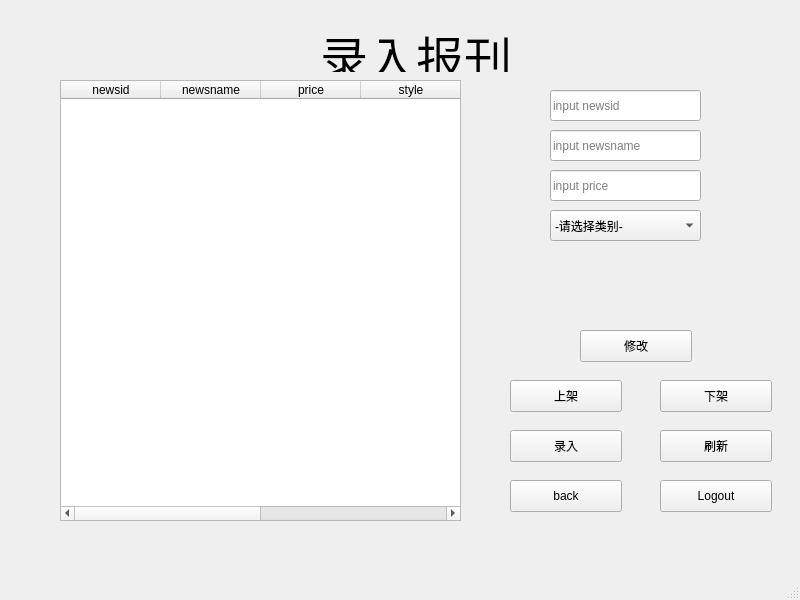
Qt form View/RootInsertWindow.ui (drkying/ruanshe3) before a commit.
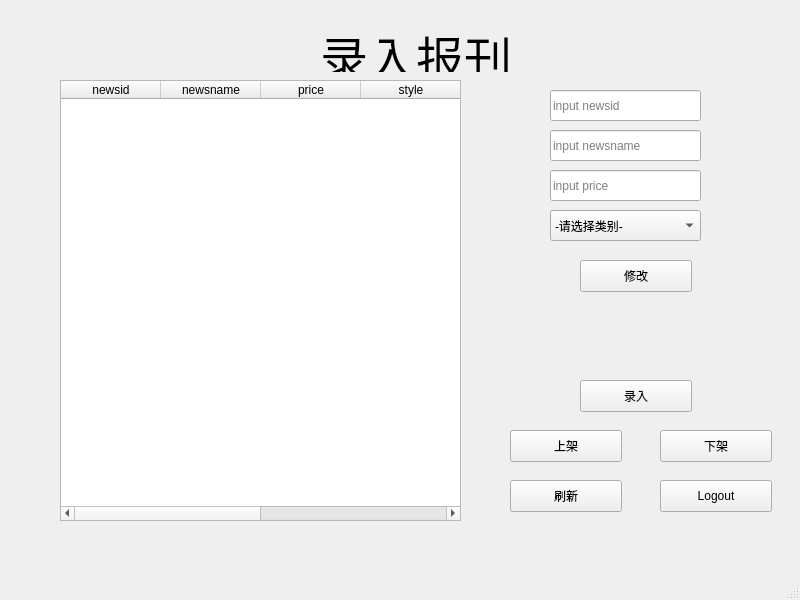
The same form after that commit. Icons and pictures are not drawn.

What changed in the file:
```diff
--- a/View/RootInsertWindow.ui
+++ b/View/RootInsertWindow.ui
@@ -14,29 +14,11 @@
    <string>MainWindow</string>
   </property>
   <widget class="QWidget" name="centralwidget">
-   <widget class="QPushButton" name="pushButton_back">
-    <property name="geometry">
-     <rect>
-      <x>510</x>
-      <y>480</y>
-      <width>112</width>
-      <height>32</height>
-     </rect>
-    </property>
-    <property name="text">
-     <string>back</string>
-    </property>
-    <property name="icon">
-     <iconset>
-      <normalon>:/icon/back.png</normalon>
-     </iconset>
-    </property>
-   </widget>
    <widget class="QPushButton" name="pushButton_fresh">
     <property name="geometry">
      <rect>
-      <x>660</x>
-      <y>430</y>
+      <x>510</x>
+      <y>480</y>
       <width>112</width>
       <height>32</height>
      </rect>
@@ -54,7 +36,7 @@
     <property name="geometry">
      <rect>
       <x>510</x>
-      <y>380</y>
+      <y>430</y>
       <width>112</width>
       <height>32</height>
      </rect>
@@ -103,7 +85,7 @@
     <property name="geometry">
      <rect>
       <x>660</x>
-      <y>380</y>
+      <y>430</y>
       <width>112</width>
       <height>32</height>
      </rect>
@@ -121,7 +103,7 @@
     <property name="geometry">
      <rect>
       <x>580</x>
-      <y>330</y>
+      <y>260</y>
       <width>112</width>
       <height>32</height>
      </rect>
@@ -194,8 +176,8 @@
    <widget class="QPushButton" name="pushButton_insert">
     <property name="geometry">
      <rect>
-      <x>510</x>
-      <y>430</y>
+      <x>580</x>
+      <y>380</y>
       <width>112</width>
       <height>32</height>
      </rect>
```
Left out of the diff: 2 changed lines with no effect on the pictures.
